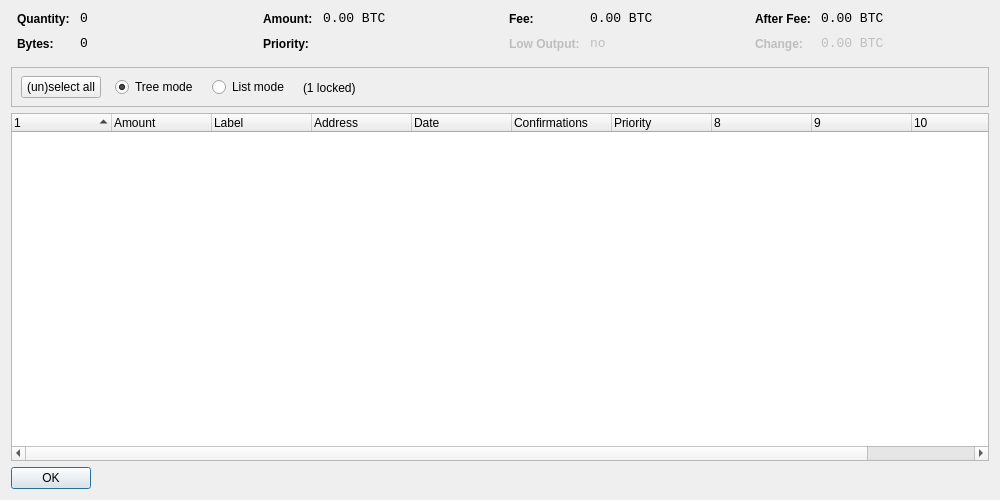
machinecoin-project/machinecoin-core, file src/qt/forms/coincontroldialog.ui: the form before one commit.
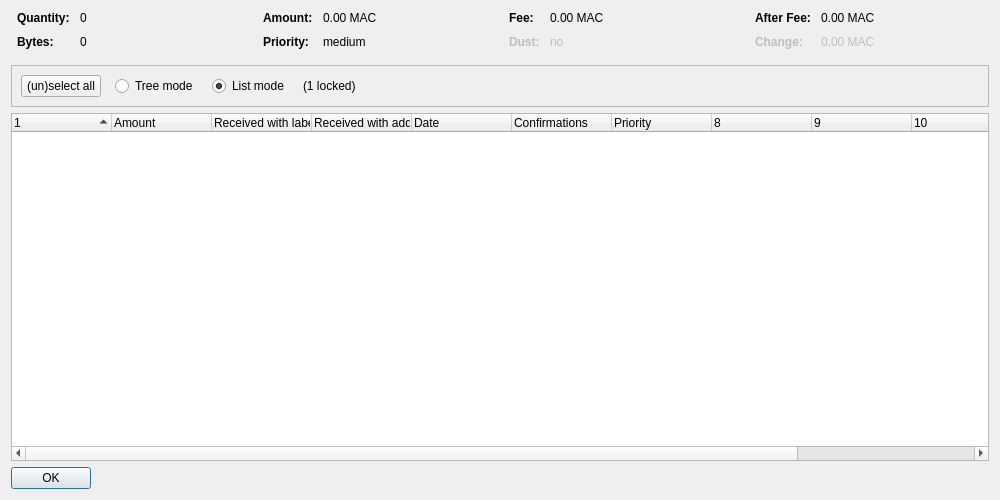
The form after the commit. Custom widgets are drawn as their Qt base class.

```diff
--- a/src/qt/forms/coincontroldialog.ui
+++ b/src/qt/forms/coincontroldialog.ui
@@ -38,8 +38,11 @@
        </property>
        <item row="0" column="0">
         <widget class="QLabel" name="labelCoinControlQuantityText">
-         <property name="styleSheet">
-          <string notr="true">font-weight:bold;</string>
+         <property name="font">
+          <font>
+           <weight>75</weight>
+           <bold>true</bold>
+          </font>
          </property>
          <property name="text">
           <string>Quantity:</string>
@@ -48,12 +51,6 @@
        </item>
        <item row="0" column="1">
         <widget class="QLabel" name="labelCoinControlQuantity">
-         <property name="font">
-          <font>
-           <family>Monospace</family>
-           <pointsize>10</pointsize>
-          </font>
-         </property>
          <property name="cursor">
           <cursorShape>IBeamCursor</cursorShape>
          </property>
@@ -70,8 +67,11 @@
        </item>
        <item row="1" column="0">
         <widget class="QLabel" name="labelCoinControlBytesText">
-         <property name="styleSheet">
-          <string notr="true">font-weight:bold;</string>
+         <property name="font">
+          <font>
+           <weight>75</weight>
+           <bold>true</bold>
+          </font>
          </property>
          <property name="text">
           <string>Bytes:</string>
@@ -80,12 +80,6 @@
        </item>
        <item row="1" column="1">
         <widget class="QLabel" name="labelCoinControlBytes">
-         <property name="font">
-          <font>
-           <family>Monospace</family>
-           <pointsize>10</pointsize>
-          </font>
-         </property>
          <property name="cursor">
           <cursorShape>IBeamCursor</cursorShape>
          </property>
@@ -118,8 +112,11 @@
        </property>
        <item row="0" column="0">
         <widget class="QLabel" name="labelCoinControlAmountText">
-         <property name="styleSheet">
-          <string notr="true">font-weight:bold;</string>
+         <property name="font">
+          <font>
+           <weight>75</weight>
+           <bold>true</bold>
+          </font>
          </property>
          <property name="text">
           <string>Amount:</string>
@@ -128,12 +125,6 @@
        </item>
        <item row="0" column="1">
         <widget class="QLabel" name="labelCoinControlAmount">
-         <property name="font">
-          <font>
-           <family>Monospace</family>
-           <pointsize>10</pointsize>
-          </font>
-         </property>
          <property name="cursor">
           <cursorShape>IBeamCursor</cursorShape>
          </property>
@@ -141,7 +132,7 @@
           <enum>Qt::ActionsContextMenu</enum>
          </property>
          <property name="text">
-          <string notr="true">0.00 BTC</string>
+          <string notr="true">0.00 MAC</string>
          </property>
          <property name="textInteractionFlags">
           <set>Qt::LinksAccessibleByMouse|Qt::TextSelectableByKeyboard|Qt::TextSelectableByMouse</set>
@@ -150,8 +141,11 @@
        </item>
        <item row="1" column="0">
         <widget class="QLabel" name="labelCoinControlPriorityText">
-         <property name="styleSheet">
-          <string notr="true">font-weight:bold;</string>
+         <property name="font">
+          <font>
+           <weight>75</weight>
+           <bold>true</bold>
+          </font>
          </property>
          <property name="text">
           <string>Priority:</string>
@@ -160,12 +154,6 @@
        </item>
        <item row="1" column="1">
         <widget class="QLabel" name="labelCoinControlPriority">
-         <property name="font">
-          <font>
-           <family>Monospace</family>
-           <pointsize>10</pointsize>
-          </font>
-         </property>
          <property name="cursor">
           <cursorShape>IBeamCursor</cursorShape>
          </property>
@@ -173,7 +161,7 @@
           <enum>Qt::ActionsContextMenu</enum>
          </property>
          <property name="text">
-          <string/>
+          <string notr="true">medium</string>
          </property>
          <property name="textInteractionFlags">
           <set>Qt::LinksAccessibleByMouse|Qt::TextSelectableByKeyboard|Qt::TextSelectableByMouse</set>
@@ -198,8 +186,11 @@
        </property>
        <item row="0" column="0">
         <widget class="QLabel" name="labelCoinControlFeeText">
-         <property name="styleSheet">
-          <string notr="true">font-weight:bold;</string>
+         <property name="font">
+          <font>
+           <weight>75</weight>
+           <bold>true</bold>
+          </font>
          </property>
          <property name="text">
           <string>Fee:</string>
@@ -208,12 +199,6 @@
        </item>
        <item row="0" column="1">
         <widget class="QLabel" name="labelCoinControlFee">
-         <property name="font">
-          <font>
-           <family>Monospace</family>
-           <pointsize>10</pointsize>
-          </font>
-         </property>
          <property name="cursor">
           <cursorShape>IBeamCursor</cursorShape>
          </property>
@@ -221,7 +206,7 @@
           <enum>Qt::ActionsContextMenu</enum>
          </property>
          <property name="text">
-          <string notr="true">0.00 BTC</string>
+          <string notr="true">0.00 MAC</string>
          </property>
          <property name="textInteractionFlags">
           <set>Qt::LinksAccessibleByMouse|Qt::TextSelectableByKeyboard|Qt::TextSelectableByMouse</set>
@@ -233,11 +218,14 @@
          <property name="enabled">
           <bool>false</bool>
          </property>
-         <property name="styleSheet">
-          <string notr="true">font-weight:bold;</string>
+         <property name="font">
+          <font>
+           <weight>75</weight>
+           <bold>true</bold>
+          </font>
          </property>
          <property name="text">
-          <string>Low Output:</string>
+          <string>Dust:</string>
          </property>
         </widget>
        </item>
@@ -246,12 +234,6 @@
          <property name="enabled">
           <bool>false</bool>
          </property>
-         <property name="font">
-          <font>
-           <family>Monospace</family>
-           <pointsize>10</pointsize>
-          </font>
-         </property>
          <property name="cursor">
           <cursorShape>IBeamCursor</cursorShape>
          </property>
@@ -284,8 +266,11 @@
        </property>
        <item row="0" column="0">
         <widget class="QLabel" name="labelCoinControlAfterFeeText">
-         <property name="styleSheet">
-          <string notr="true">font-weight:bold;</string>
+         <property name="font">
+          <font>
+           <weight>75</weight>
+           <bold>true</bold>
+          </font>
          </property>
          <property name="text">
           <string>After Fee:</string>
@@ -294,12 +279,6 @@
        </item>
        <item row="0" column="1">
         <widget class="QLabel" name="labelCoinControlAfterFee">
-         <property name="font">
-          <font>
-           <family>Monospace</family>
-           <pointsize>10</pointsize>
-          </font>
-         </property>
          <property name="cursor">
           <cursorShape>IBeamCursor</cursorShape>
          </property>
@@ -307,7 +286,7 @@
           <enum>Qt::ActionsContextMenu</enum>
          </property>
          <property name="text">
-          <string notr="true">0.00 BTC</string>
+          <string notr="true">0.00 MAC</string>
          </property>
          <property name="textInteractionFlags">
           <set>Qt::LinksAccessibleByMouse|Qt::TextSelectableByKeyboard|Qt::TextSelectableByMouse</set>
@@ -319,8 +298,11 @@
          <property name="enabled">
           <bool>false</bool>
          </property>
-         <property name="styleSheet">
-          <string notr="true">font-weight:bold;</string>
+         <property name="font">
+          <font>
+           <weight>75</weight>
+           <bold>true</bold>
+          </font>
          </property>
          <property name="text">
           <string>Change:</string>
@@ -332,12 +314,6 @@
          <property name="enabled">
           <bool>false</bool>
          </property>
-         <property name="font">
-          <font>
-           <family>Monospace</family>
-           <pointsize>10</pointsize>
-          </font>
-         </property>
          <property name="cursor">
           <cursorShape>IBeamCursor</cursorShape>
          </property>
@@ -345,7 +321,7 @@
           <enum>Qt::ActionsContextMenu</enum>
          </property>
          <property name="text">
-          <string notr="true">0.00 BTC</string>
+          <string notr="true">0.00 MAC</string>
          </property>
          <property name="textInteractionFlags">
           <set>Qt::LinksAccessibleByMouse|Qt::TextSelectableByKeyboard|Qt::TextSelectableByMouse</set>
@@ -370,15 +346,8 @@
      <property name="frameShadow">
       <enum>QFrame::Sunken</enum>
      </property>
-     <widget class="QWidget" name="horizontalLayoutWidget">
-      <property name="geometry">
-       <rect>
-        <x>10</x>
-        <y>0</y>
-        <width>781</width>
-        <height>41</height>
-       </rect>
-      </property>
+     <layout class="QHBoxLayout" name="horizontalLayout">
+      <item>
       <layout class="QHBoxLayout" name="horizontalLayoutPanel" stretch="0,0,0,0,0">
        <property name="spacing">
         <number>14</number>
@@ -394,6 +363,9 @@
          <property name="text">
           <string>(un)select all</string>
          </property>
+          <property name="autoDefault">
+           <bool>false</bool>
+          </property>
         </widget>
        </item>
        <item>
@@ -407,9 +379,6 @@
          <property name="text">
           <string>Tree mode</string>
          </property>
-         <property name="checked">
-          <bool>true</bool>
-         </property>
         </widget>
        </item>
        <item>
@@ -423,6 +392,9 @@
          <property name="text">
           <string>List mode</string>
          </property>
+          <property name="checked">
+           <bool>true</bool>
+          </property>
         </widget>
        </item>
        <item>
@@ -446,7 +418,8 @@
         </spacer>
        </item>
       </layout>
-     </widget>
+      </item>
+     </layout>
     </widget>
    </item>
    <item>
@@ -458,7 +431,7 @@
       <bool>false</bool>
      </property>
      <property name="columnCount">
-      <number>11</number>
+      <number>12</number>
      </property>
      <attribute name="headerShowSortIndicator" stdset="0">
       <bool>true</bool>
@@ -478,12 +451,12 @@
      </column>
      <column>
       <property name="text">
-       <string notr="true">Label</string>
+       <string>Received with label</string>
       </property>
      </column>
      <column>
       <property name="text">
-       <string>Address</string>
+       <string>Received with address</string>
       </property>
      </column>
      <column>
@@ -524,6 +497,11 @@
        <string/>
       </property>
      </column>
+     <column>
+      <property name="text">
+       <string/>
+      </property>
+     </column>
     </widget>
    </item>
    <item>
```
Left out of the diff: 6 changed lines with no effect on the pictures. Lines whose indentation alone changed are shown as unchanged.
